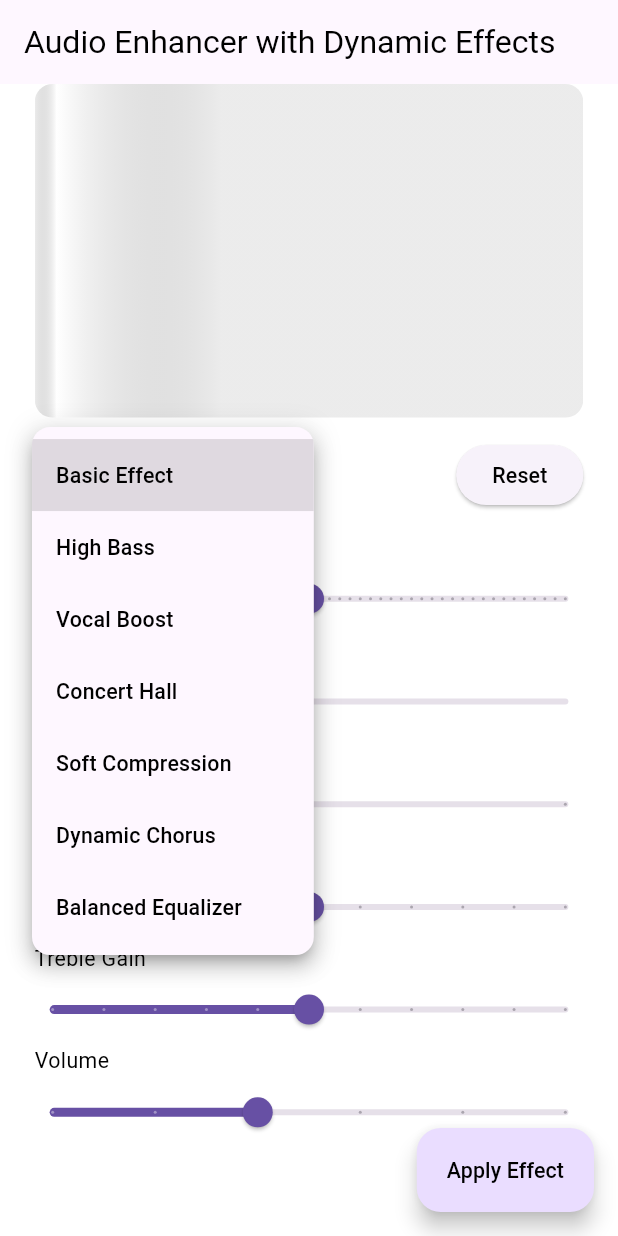
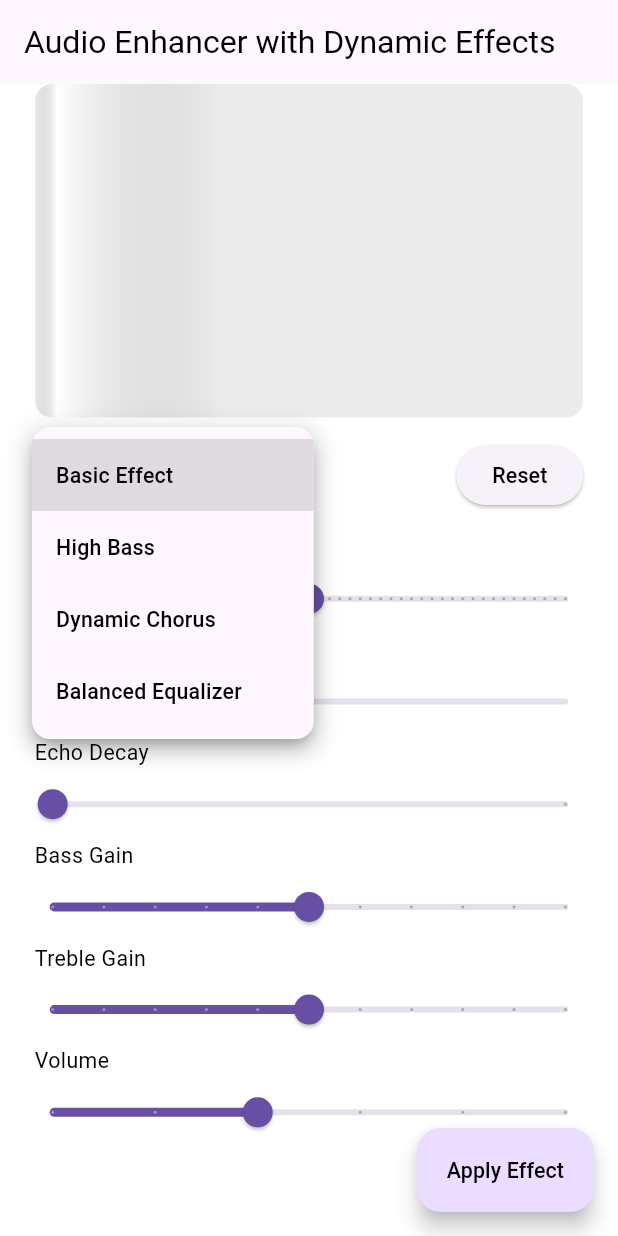
Before and after one commit to SamedHrmn/flutter-playgrounds, a Flutter app: the screen it shows after launch, after a tap on "Basic Effect", on a phone screen of 412 x 824 dp. Run offline on Flutter 3.47's test engine with Material 3 defaults, Android fonts, the light colour scheme and no system bars; our stand-ins replace flutter_local_notifications, flutter_riverpod, hooks_riverpod, image_picker, permission_handler, rxdart and 2 more; missing offline and left inert: ffmpeg_kit_flutter, flutter_background_service.

Commit message:
fix preset issue

```diff
--- a/my_audio_enhancer/lib/enum/effect_types.dart
+++ b/my_audio_enhancer/lib/enum/effect_types.dart
@@ -10,6 +10,7 @@ enum EffectTypes {
   compressorRatio("Compressor Ratio"),
   chorusInGain("Chorus In Gain"),
   chorusOutGain("Chorus Out Gain"),
+  stereoWiden("Stereo Widen"),
   equalizerGain("Equalizer Gain");
 
   final String name;
--- a/my_audio_enhancer/lib/inherited/audio_processor_inherited.dart
+++ b/my_audio_enhancer/lib/inherited/audio_processor_inherited.dart
@@ -192,7 +192,7 @@ class VideoPlayerViewProviderState extends State<VideoPlayerViewProvider> {
     final isSuccessOperation = await AudioProcessor.applyAudioEffects(
       inputPath: originalVideoOutputPath!,
       outputPath: effectedPath,
-      settings: effectPresets.first.settings,
+      settings: selectedEffectPreset.settings,
     );
 
     if (isSuccessOperation) {
--- a/my_audio_enhancer/lib/model/audio_effect_preset.dart
+++ b/my_audio_enhancer/lib/model/audio_effect_preset.dart
@@ -32,41 +32,6 @@ class AudioEffectPreset {
       }),
     ),
     AudioEffectPreset(
-      name: 'Vocal Boost',
-      settings: AudioEffectSettings(settings: {
-        EffectTypes.noiseReduction: EffectSetting(defaultValue: -20, minValue: -50, maxValue: 0),
-        EffectTypes.echoDelay: EffectSetting(defaultValue: 80, minValue: 0, maxValue: 200),
-        EffectTypes.echoDecay: EffectSetting(defaultValue: 0.3, minValue: 0, maxValue: 1),
-        EffectTypes.bassGain: EffectSetting(defaultValue: 4, minValue: 0, maxValue: 10),
-        EffectTypes.trebleGain: EffectSetting(defaultValue: 8, minValue: 0, maxValue: 10),
-        EffectTypes.volume: EffectSetting(defaultValue: 3, minValue: 0, maxValue: 5),
-        EffectTypes.reverb: EffectSetting(defaultValue: 50, minValue: 0, maxValue: 100),
-      }),
-    ),
-    AudioEffectPreset(
-      name: 'Concert Hall',
-      settings: AudioEffectSettings(settings: {
-        EffectTypes.noiseReduction: EffectSetting(defaultValue: -15, minValue: -50, maxValue: 0),
-        EffectTypes.echoDelay: EffectSetting(defaultValue: 120, minValue: 0, maxValue: 200),
-        EffectTypes.echoDecay: EffectSetting(defaultValue: 0.7, minValue: 0, maxValue: 1),
-        EffectTypes.bassGain: EffectSetting(defaultValue: 6, minValue: 0, maxValue: 10),
-        EffectTypes.trebleGain: EffectSetting(defaultValue: 6, minValue: 0, maxValue: 10),
-        EffectTypes.volume: EffectSetting(defaultValue: 2.5, minValue: 0, maxValue: 5),
-        EffectTypes.reverb: EffectSetting(defaultValue: 80, minValue: 0, maxValue: 100),
-      }),
-    ),
-    AudioEffectPreset(
-      name: 'Soft Compression',
-      settings: AudioEffectSettings(settings: {
-        EffectTypes.noiseReduction: EffectSetting(defaultValue: -18, minValue: -50, maxValue: 0),
-        EffectTypes.compressorThreshold: EffectSetting(defaultValue: -30, minValue: -50, maxValue: 0),
-        EffectTypes.compressorRatio: EffectSetting(defaultValue: 4, minValue: 1, maxValue: 20),
-        EffectTypes.bassGain: EffectSetting(defaultValue: 3, minValue: 0, maxValue: 10),
-        EffectTypes.trebleGain: EffectSetting(defaultValue: 4, minValue: 0, maxValue: 10),
-        EffectTypes.volume: EffectSetting(defaultValue: 2, minValue: 0, maxValue: 5),
-      }),
-    ),
-    AudioEffectPreset(
       name: 'Dynamic Chorus',
       settings: AudioEffectSettings(settings: {
         EffectTypes.noiseReduction: EffectSetting(defaultValue: -22, minValue: -50, maxValue: 0),
```
Also changed, not shown: my_audio_enhancer/lib/util/audio_processor.dart (+10 -19 lines), my_audio_enhancer/lib/view/widget/enhancer_video_player.dart (+3 -9 lines).
